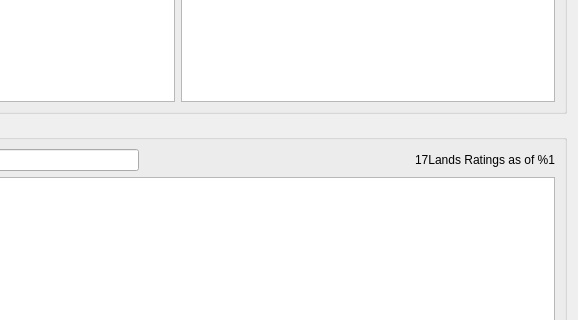
VSRonin/17Helper, file src/mainwindow.ui: the form before one commit; both pictures show x 222 to 800 and y 319 to 639 of the 800 by 811 pixel window.
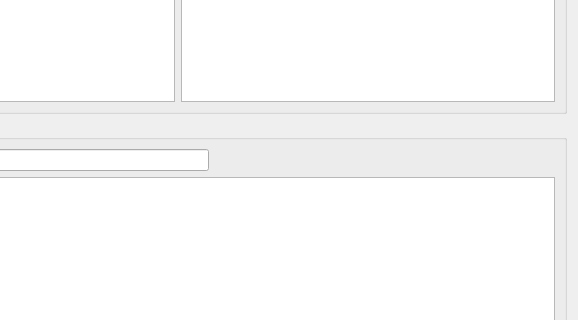
The form after the commit.

Diff of the .ui file:
```diff
--- a/src/mainwindow.ui
+++ b/src/mainwindow.ui
@@ -346,13 +346,6 @@
         </property>
        </spacer>
       </item>
-      <item row="0" column="3">
-       <widget class="QLabel" name="ratingUpdateDateLabel">
-        <property name="text">
-         <string>17Lands Ratings as of %1</string>
-        </property>
-       </widget>
-      </item>
       <item row="1" column="0" colspan="4">
        <widget class="QTableView" name="ratingsView">
         <property name="sortingEnabled">
```
Left out of the diff: 2 changed lines with no effect on the pictures.
